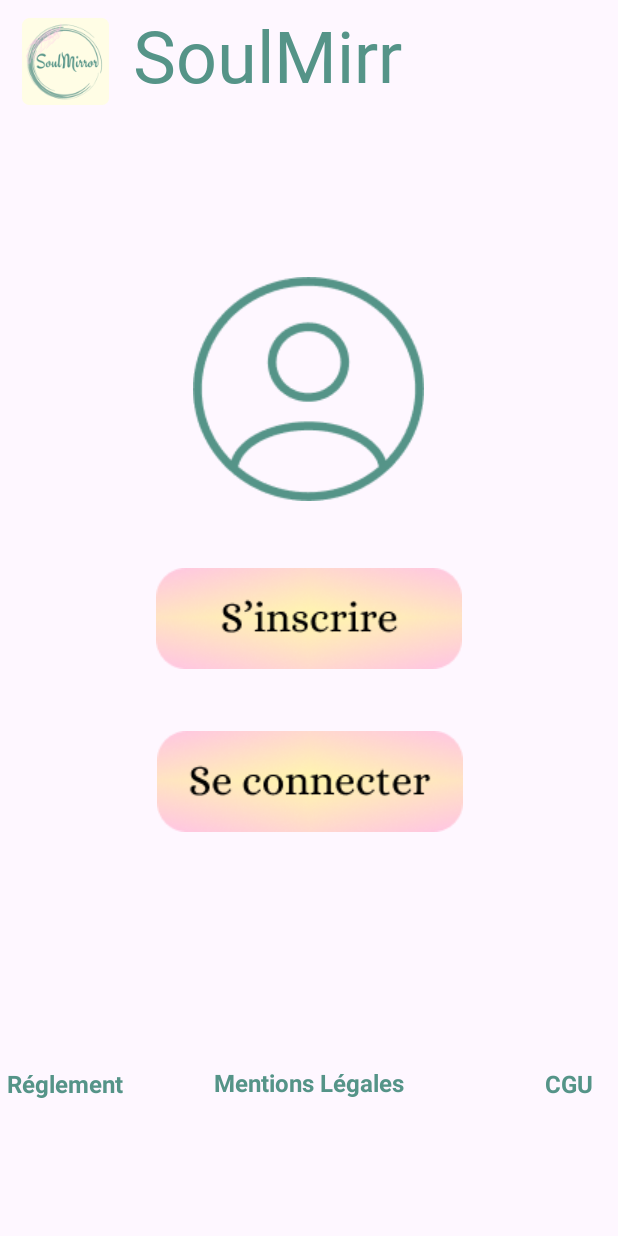
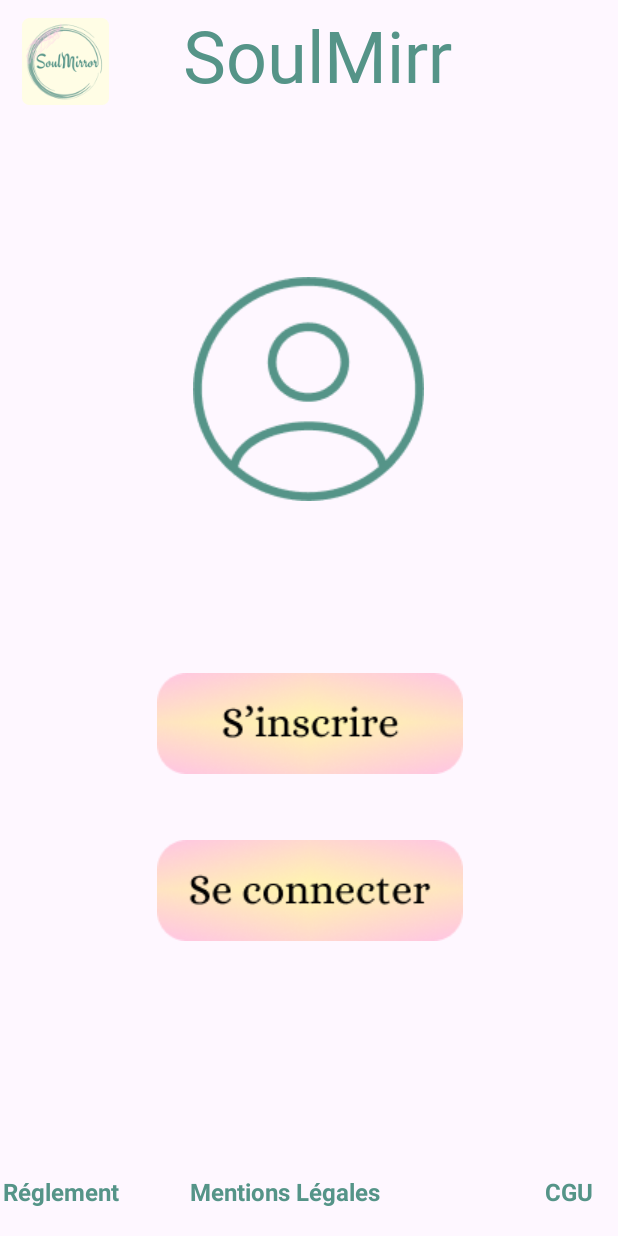
Before and after one commit to AliciaPoza/SoulMirror_F, an Android app: the screen it shows after launch (MainActivity), on a phone screen of 412 x 824 dp. Run offline under Robolectric (Android 15) with nearby library versions, the light colour scheme and no system bars; Roboto replaces fonts that are not available here.

Commit message:
affichage des sujets les uns à la suite des autres. Modification du main.xml

```diff
--- a/app/src/main/res/layout/activity_accueil.xml
+++ b/app/src/main/res/layout/activity_accueil.xml
@@ -177,12 +177,12 @@
     <androidx.recyclerview.widget.RecyclerView
         android:id="@+id/rvSujets"
         android:layout_width="410dp"
-        android:layout_height="533dp"
+        android:layout_height="wrap_content"
         app:layoutManager="androidx.recyclerview.widget.LinearLayoutManager"
         app:layout_constraintBottom_toBottomOf="parent"
         app:layout_constraintEnd_toEndOf="parent"
         app:layout_constraintHorizontal_bias="0.0"
         app:layout_constraintStart_toStartOf="parent"
         app:layout_constraintTop_toTopOf="parent"
-        app:layout_constraintVertical_bias="0.449" />
+        app:layout_constraintVertical_bias="0.182" />
 </androidx.constraintlayout.widget.ConstraintLayout>
--- a/app/src/main/res/layout/activity_main.xml
+++ b/app/src/main/res/layout/activity_main.xml
@@ -32,11 +32,12 @@
         android:fontFamily="@font/engagement"
         android:forceHasOverlappingRendering="false"
         android:text="SoulMirror"
+        android:textAlignment="center"
         android:textColor="#559488"
         android:textSize="48sp"
         app:layout_constraintBottom_toTopOf="@+id/txt_cgu"
         app:layout_constraintEnd_toEndOf="parent"
-        app:layout_constraintHorizontal_bias="0.408"
+        app:layout_constraintHorizontal_bias="0.525"
         app:layout_constraintStart_toStartOf="parent"
         app:layout_constraintTop_toTopOf="parent"
         app:layout_constraintVertical_bias="0.0" />
@@ -54,10 +55,10 @@
         android:textStyle="bold"
         app:layout_constraintBottom_toBottomOf="parent"
         app:layout_constraintEnd_toEndOf="parent"
-        app:layout_constraintHorizontal_bias="0.014"
+        app:layout_constraintHorizontal_bias="0.005"
         app:layout_constraintStart_toStartOf="parent"
         app:layout_constraintTop_toTopOf="parent"
-        app:layout_constraintVertical_bias="0.887" />
+        app:layout_constraintVertical_bias="0.977" />
 
     <TextView
         android:id="@+id/txt_mentions"
@@ -71,9 +72,10 @@
         android:textStyle="bold"
         app:layout_constraintBottom_toBottomOf="parent"
         app:layout_constraintEnd_toEndOf="parent"
+        app:layout_constraintHorizontal_bias="0.444"
         app:layout_constraintStart_toStartOf="parent"
         app:layout_constraintTop_toBottomOf="@+id/txt_name"
-        app:layout_constraintVertical_bias="0.877" />
+        app:layout_constraintVertical_bias="0.975" />
 
     <TextView
         android:id="@+id/txt_cgu"
@@ -90,7 +92,7 @@
         app:layout_constraintHorizontal_bias="0.957"
         app:layout_constraintStart_toStartOf="parent"
         app:layout_constraintTop_toTopOf="parent"
-        app:layout_constraintVertical_bias="0.887" />
+        app:layout_constraintVertical_bias="0.977" />
 
     <ImageView
         android:id="@+id/imgUserCircle"
@@ -105,107 +107,15 @@
         app:srcCompat="@drawable/usercircle" />
 
     <ImageView
-        android:id="@+id/imgCompte"
-        android:layout_width="44dp"
-        android:layout_height="44dp"
-        android:visibility="gone"
-        app:layout_constraintBottom_toBottomOf="parent"
-        app:layout_constraintEnd_toEndOf="parent"
-        app:layout_constraintHorizontal_bias="0.771"
-        app:layout_constraintStart_toStartOf="parent"
-        app:layout_constraintTop_toTopOf="parent"
-        app:layout_constraintVertical_bias="0.014"
-        app:srcCompat="@drawable/user" />
-
-    <ImageView
-        android:id="@+id/imgReglage"
-        android:layout_width="44dp"
-        android:layout_height="44dp"
-        android:visibility="gone"
-        app:layout_constraintBottom_toBottomOf="parent"
-        app:layout_constraintEnd_toEndOf="parent"
-        app:layout_constraintHorizontal_bias="0.928"
-        app:layout_constraintStart_toStartOf="parent"
-        app:layout_constraintTop_toTopOf="parent"
-        app:layout_constraintVertical_bias="0.014"
-        app:srcCompat="@drawable/reglage" />
-
-    <ImageView
-        android:id="@+id/imgMenuForum"
-        android:layout_width="wrap_content"
-        android:layout_height="wrap_content"
-        android:layout_marginEnd="4dp"
-        android:visibility="gone"
-        app:layout_constraintBottom_toBottomOf="parent"
-        app:layout_constraintEnd_toStartOf="@+id/imgMenuAgenda"
-        app:layout_constraintHorizontal_bias="1.0"
-        app:layout_constraintStart_toStartOf="parent"
-        app:layout_constraintTop_toTopOf="parent"
-        app:layout_constraintVertical_bias="0.986"
-        app:srcCompat="@drawable/forum" />
-
-    <ImageView
-        android:id="@+id/imgMenuAgenda"
-        android:layout_width="wrap_content"
-        android:layout_height="wrap_content"
-        android:layout_marginEnd="4dp"
-        android:visibility="gone"
-        app:layout_constraintBottom_toBottomOf="parent"
-        app:layout_constraintEnd_toStartOf="@+id/imgMenuAjout"
-        app:layout_constraintTop_toTopOf="parent"
-        app:layout_constraintVertical_bias="0.986"
-        app:srcCompat="@drawable/agenda" />
-
-    <ImageView
-        android:id="@+id/imgMenuAjout"
-        android:layout_width="wrap_content"
-        android:layout_height="wrap_content"
-        android:visibility="gone"
-        app:layout_constraintBottom_toBottomOf="parent"
-        app:layout_constraintEnd_toEndOf="parent"
-        app:layout_constraintHorizontal_bias="0.498"
-        app:layout_constraintStart_toStartOf="parent"
-        app:layout_constraintTop_toTopOf="parent"
-        app:layout_constraintVertical_bias="0.986"
-        app:srcCompat="@drawable/ajout" />
-
-    <ImageView
-        android:id="@+id/imgMenuJournal"
-        android:layout_width="wrap_content"
-        android:layout_height="wrap_content"
-        android:layout_marginStart="4dp"
-        android:visibility="gone"
-        app:layout_constraintBottom_toBottomOf="parent"
-        app:layout_constraintEnd_toEndOf="parent"
-        app:layout_constraintHorizontal_bias="0.0"
-        app:layout_constraintStart_toEndOf="@+id/imgMenuAjout"
-        app:layout_constraintTop_toTopOf="parent"
-        app:layout_constraintVertical_bias="0.986"
-        app:srcCompat="@drawable/journal" />
-
-    <ImageView
-        android:id="@+id/imgMenuMessage"
-        android:layout_width="wrap_content"
-        android:layout_height="wrap_content"
-        android:layout_marginStart="4dp"
-        android:layout_marginEnd="56dp"
-        android:visibility="gone"
-        app:layout_constraintBottom_toBottomOf="parent"
-        app:layout_constraintEnd_toEndOf="parent"
-        app:layout_constraintHorizontal_bias="0.0"
-        app:layout_constraintStart_toEndOf="@+id/imgMenuJournal"
-        app:layout_constraintTop_toTopOf="parent"
-        app:layout_constraintVertical_bias="0.986"
-        app:srcCompat="@drawable/message" />
-
-    <ImageView
         android:id="@+id/imgSinscrire"
         android:layout_width="wrap_content"
         android:layout_height="wrap_content"
         app:layout_constraintBottom_toBottomOf="parent"
         app:layout_constraintEnd_toEndOf="parent"
+        app:layout_constraintHorizontal_bias="0.502"
         app:layout_constraintStart_toStartOf="parent"
         app:layout_constraintTop_toTopOf="parent"
+        app:layout_constraintVertical_bias="0.593"
         app:srcCompat="@drawable/btnsinscrire" />
 
     <ImageView
@@ -217,7 +127,7 @@
         app:layout_constraintHorizontal_bias="0.502"
         app:layout_constraintStart_toStartOf="parent"
         app:layout_constraintTop_toTopOf="parent"
-        app:layout_constraintVertical_bias="0.644"
+        app:layout_constraintVertical_bias="0.74"
         app:srcCompat="@drawable/btnconnecter" />
 
 
--- a/app/src/main/res/layout/row_sujets.xml
+++ b/app/src/main/res/layout/row_sujets.xml
@@ -5,12 +5,12 @@
     android:layout_height="wrap_content">
 
     <com.google.android.material.card.MaterialCardView
-        android:layout_width="411dp"
-        android:layout_height="227dp"
-        android:layout_marginBottom="531dp"
+        android:layout_width="412dp"
+        android:layout_height="157dp"
         android:background="@color/white"
         android:foreground="@drawable/bg_white_border_black"
         app:cardCornerRadius="10dp"
+        android:layout_marginBottom="8dp"
         app:layout_constraintBottom_toBottomOf="parent"
         app:layout_constraintEnd_toEndOf="parent"
         app:layout_constraintHorizontal_bias="0.0"
@@ -20,7 +20,7 @@
 
         <androidx.constraintlayout.widget.ConstraintLayout
             android:layout_width="match_parent"
-            android:layout_height="wrap_content">
+            android:layout_height="match_parent">
 
             <TextView
                 android:id="@+id/txtViewTitre"
@@ -40,17 +40,18 @@
 
             <TextView
                 android:id="@+id/txtViewContenu"
-                android:layout_width="386dp"
-                android:layout_height="100dp"
-                android:fontFamily="@font/forum"
+                android:layout_width="376dp"
+                android:layout_height="48dp"
+                android:fontFamily="@font/belleza"
+                android:inputType="textMultiLine"
                 android:text="Ceci sera le contenu du sujet"
                 android:textSize="16sp"
                 app:layout_constraintBottom_toBottomOf="parent"
                 app:layout_constraintEnd_toEndOf="parent"
-                app:layout_constraintHorizontal_bias="0.64"
+                app:layout_constraintHorizontal_bias="0.555"
                 app:layout_constraintStart_toStartOf="parent"
                 app:layout_constraintTop_toTopOf="parent"
-                app:layout_constraintVertical_bias="0.385" />
+                app:layout_constraintVertical_bias="0.495" />
 
             <ImageView
                 android:id="@+id/imgSignalement"
@@ -73,7 +74,7 @@
                 app:layout_constraintHorizontal_bias="0.043"
                 app:layout_constraintStart_toStartOf="parent"
                 app:layout_constraintTop_toTopOf="parent"
-                app:layout_constraintVertical_bias="0.902"
+                app:layout_constraintVertical_bias="0.876"
                 app:srcCompat="@drawable/addcomment" />
 
             <ImageView
@@ -85,7 +86,7 @@
                 app:layout_constraintHorizontal_bias="0.964"
                 app:layout_constraintStart_toStartOf="parent"
                 app:layout_constraintTop_toTopOf="parent"
-                app:layout_constraintVertical_bias="0.902"
+                app:layout_constraintVertical_bias="0.876"
                 app:srcCompat="@drawable/nbcommentaire" />
 
             <TextView
@@ -99,8 +100,10 @@
                 android:textStyle="bold"
                 app:layout_constraintBottom_toBottomOf="@+id/imgNbComm"
                 app:layout_constraintEnd_toEndOf="@+id/imgNbComm"
+                app:layout_constraintHorizontal_bias="0.482"
                 app:layout_constraintStart_toStartOf="@+id/imgNbComm"
-                app:layout_constraintTop_toTopOf="@+id/imgNbComm" />
+                app:layout_constraintTop_toTopOf="@+id/imgNbComm"
+                app:layout_constraintVertical_bias="0.533" />
         </androidx.constraintlayout.widget.ConstraintLayout>
     </com.google.android.material.card.MaterialCardView>
 
```
